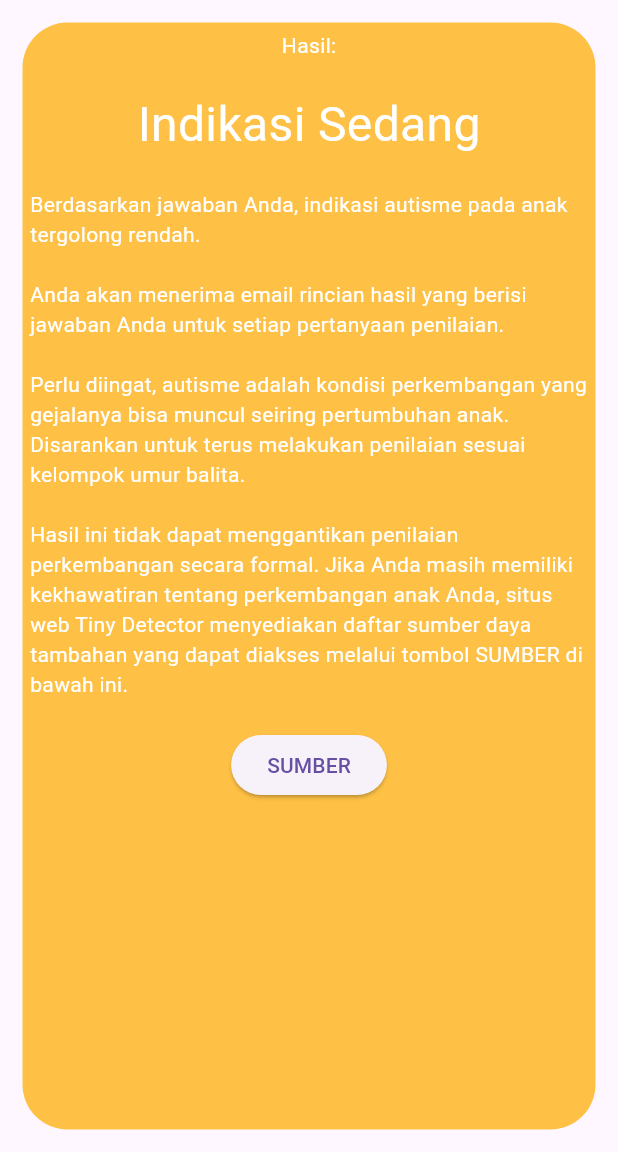
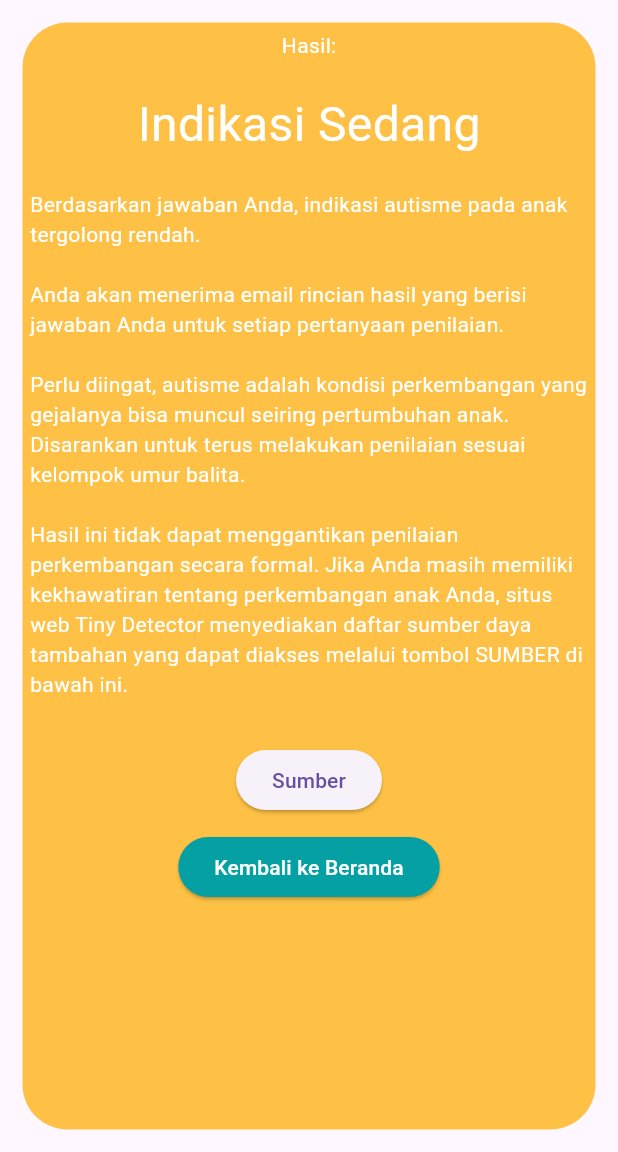
Before and after one commit to falthackel/tiny-detector, a Flutter app: the MedResult screen opened directly, on a phone screen of 412 x 824 dp, the part 84-1236 px from its top. Run offline on Flutter 3.47's test engine with Material 3 defaults, Android fonts, the phone set to English and light mode, and no system bars; our stand-ins replace material_design_icons_flutter, shared_preferences; accounts and stored records are empty.

Commit message:
Update back to home button

```diff
--- a/flutter_tiny_detector/lib/med_result.dart
+++ b/flutter_tiny_detector/lib/med_result.dart
@@ -1,4 +1,5 @@
 import 'package:flutter/material.dart';
+import 'package:flutter_tiny_detector/main_page.dart';
 
 class MedResult extends StatelessWidget {
   const MedResult({super.key});
@@ -78,12 +79,35 @@ class MedResult extends StatelessWidget {
               'Hasil ini tidak dapat menggantikan penilaian perkembangan secara formal. Jika Anda masih memiliki kekhawatiran tentang perkembangan anak Anda, situs web Tiny Detector menyediakan daftar sumber daya tambahan yang dapat diakses melalui tombol SUMBER di bawah ini.',
               style: TextStyle(color: Colors.white),
             ),
-            const SizedBox(height: 20.0),
-            ElevatedButton(
-              onPressed: () {
-                // Handle button press (e.g., navigate to resources page)
-              },
-              child: const Text('SUMBER'),
+            const SizedBox(height: 30.0),
+            Column(
+              mainAxisAlignment: MainAxisAlignment.spaceBetween, // Space buttons horizontally
+              children: [
+                ElevatedButton(
+                  onPressed: () {
+                    // Handle button press (e.g., navigate to resources page)
+                  },
+                  child: const Text('Sumber'),
+                ),
+                const SizedBox(height: 10.0),
+                ElevatedButton(
+                  onPressed: () {
+                    Navigator.pushReplacement(
+                      context,
+                      MaterialPageRoute(builder: (context) => MainPage()),
+                    ); // Navigate back to MainPage
+                  },
+                  style: ElevatedButton.styleFrom(
+                    backgroundColor: const Color(0xFF04A0A4), // Set button color using hex code
+                  ),
+                  child: Text(
+                    'Kembali ke Beranda',
+                    style: TextStyle(
+                      color: Colors.white,
+                    ),
+                  ),
+                ),
+              ],
             ),
           ],
         ),
```
Also changed, not shown: flutter_tiny_detector/lib/high_result.dart (+30 -6 lines), flutter_tiny_detector/lib/low_result.dart (+30 -6 lines).
